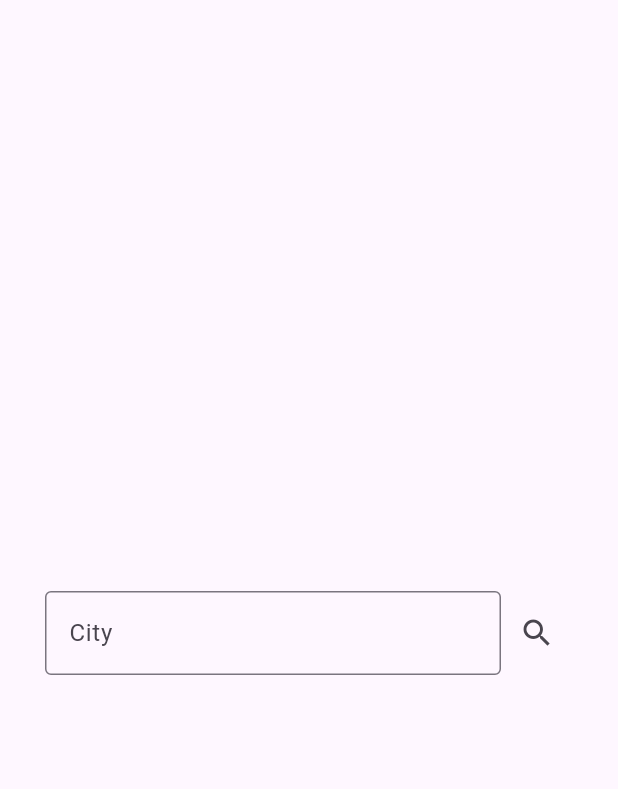
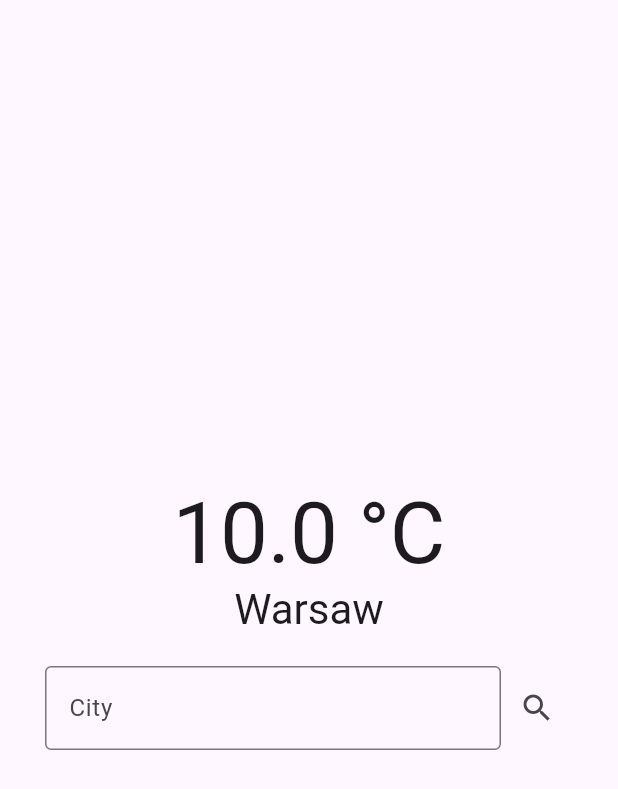
Before and after one commit to Al3xnadra/flutter_weather_api, a Flutter app: the screen it shows after launch, after a tap on the "search" icon, on a phone screen of 412 x 824 dp. Shown: the top 789 px of the screen. Run offline on Flutter 3.47's test engine with Material 3 defaults, Android fonts, the phone set to English and light mode, and no system bars; our stand-ins replace flutter_bloc.

Commit message:
Implement repository

```diff
--- /dev/null
+++ b/lib/domain/repositories/weather_repository.dart
@@ -0,0 +1,11 @@
+import 'package:flutter_weather_api/domain/models/weather_model.dart';
+
+class WeatherRepository {
+  Future<WeatherModel?> getWeatherModel({required String city}) async {
+    return const WeatherModel(temperature: 10, city: 'Warsaw');
+  }
+
+  Future<WeatherModel?> getLastKnownWeatherModel() async {
+    return const WeatherModel(temperature: 25, city: 'Barcelona');
+  }
+}
--- a/lib/features/home/cubit/home_cubit.dart
+++ b/lib/features/home/cubit/home_cubit.dart
@@ -1,8 +1,25 @@
 import 'package:flutter_bloc/flutter_bloc.dart';
 import 'package:flutter_weather_api/domain/models/weather_model.dart';
+import 'package:flutter_weather_api/domain/repositories/weather_repository.dart';
 
 part 'home_state.dart';
 
 class HomeCubit extends Cubit<HomeState> {
-  HomeCubit() : super(const HomeState());
+  HomeCubit(this._weatherRepository) : super(const HomeState());
+
+  final WeatherRepository _weatherRepository;
+
+  Future<void> getWeatherModel({required String city}) async {
+    final weatherModel = await _weatherRepository.getWeatherModel(city: city);
+    emit(HomeState(
+      model: weatherModel,
+    ));
+  }
+
+  Future<void> getLastKnownWeatherModel() async {
+    final weatherModel = await _weatherRepository.getLastKnownWeatherModel();
+    emit(HomeState(
+      model: weatherModel,
+    ));
+  }
 }
--- a/lib/features/home/page/home_page.dart
+++ b/lib/features/home/page/home_page.dart
@@ -1,6 +1,7 @@
 import 'package:flutter/material.dart';
 import 'package:flutter_bloc/flutter_bloc.dart';
 import 'package:flutter_weather_api/domain/models/weather_model.dart';
+import 'package:flutter_weather_api/domain/repositories/weather_repository.dart';
 import 'package:flutter_weather_api/features/home/cubit/home_cubit.dart';
 
 class HomePage extends StatelessWidget {
@@ -11,7 +12,8 @@ class HomePage extends StatelessWidget {
   @override
   Widget build(BuildContext context) {
     return BlocProvider(
-      create: (context) => HomeCubit(),
+      create: (context) =>
+          HomeCubit(WeatherRepository())..getLastKnownWeatherModel(),
       child: BlocBuilder<HomeCubit, HomeState>(
         builder: (context, state) {
           final weatherModel = state.model;
@@ -80,7 +82,9 @@ class SearchCity extends StatelessWidget {
             ),
           ),
           IconButton(
-            onPressed: () {},
+            onPressed: () {
+              context.read<HomeCubit>().getWeatherModel(city: _controller.text);
+            },
             icon: const Icon(Icons.search),
           ),
         ],
```
